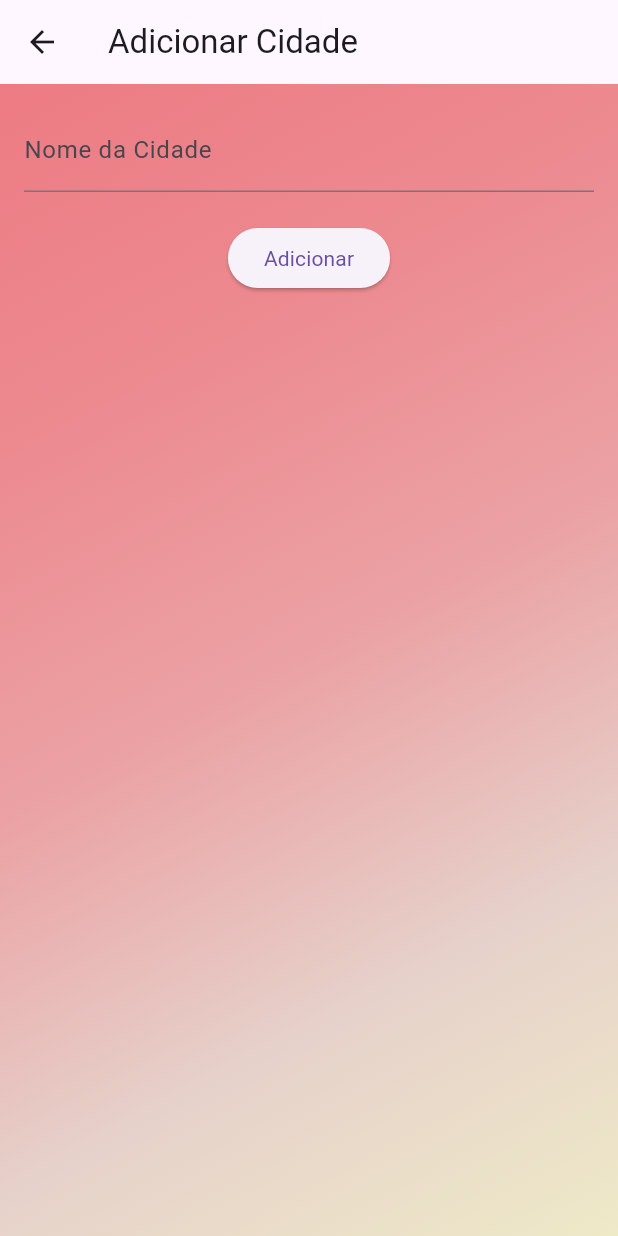
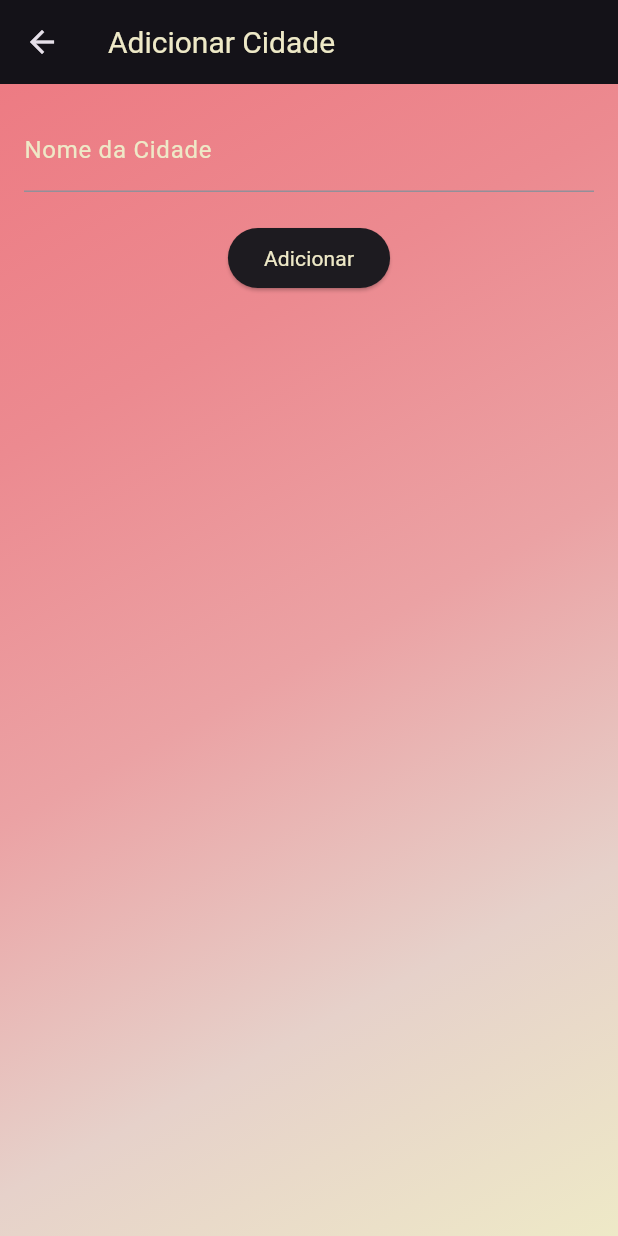
Before and after one commit to Froesv85/clima_tempo_1, a Flutter app: the HomeScreen screen opened directly, in the side drawer, after a tap on "Cidades", on a phone screen of 412 x 824 dp. Run offline on Flutter 3.47's test engine with Material 3 defaults, Android fonts, the light colour scheme and no system bars; Roboto replaces fonts that are missing (Arial).

Commit message:
Entrega_primeira_ Parte N1

```diff
--- a/lib/controllers/tema_controller.dart
+++ b/lib/controllers/tema_controller.dart
@@ -16,8 +16,7 @@ class TemaController extends ChangeNotifier {
   );
 
   // Modo de tema atual
-  ThemeMode _modoTema = ThemeMode.light;
-
+  ThemeMode _modoTema = ThemeMode.dark;
   ThemeMode get modoTema => _modoTema;
 
   // Alternar entre temas claro e escuro
@@ -30,3 +29,53 @@ class TemaController extends ChangeNotifier {
     notifyListeners();
   }
 }
+class AppTheme {
+  static const Color primaryColor = Color(0xFFED7B83);
+  static const Color secondaryColor = Color(0xFFEEE9C7);
+
+  static const TextStyle titleStyle = TextStyle(
+    fontFamily: 'Roboto',
+    fontWeight: FontWeight.bold,
+    fontSize: 24,
+    color: secondaryColor,
+  );
+
+  static const TextStyle bodyStyle = TextStyle(
+    fontFamily: 'Roboto',
+    fontSize: 16,
+    color: secondaryColor,
+  );
+
+  static ThemeData get theme {
+    return ThemeData(
+      primaryColor: primaryColor,
+      scaffoldBackgroundColor: primaryColor,
+      textTheme: TextTheme(
+        titleLarge: titleStyle,
+        bodyLarge: bodyStyle,
+      ),
+    );
+  }
+}
+class CustomTextStyle {
+  static const TextStyle titleStyle = TextStyle(
+    fontFamily: 'Arial',
+    color: Color(0xFFEEE9C7),
+    fontSize: 20,
+  );
+
+  static const TextStyle labelStyle = TextStyle(
+    fontFamily: 'Arial',
+    color: Color(0xFFEEE9C7),
+  );
+
+  static const TextStyle buttonStyle = TextStyle(
+    fontFamily: 'Arial',
+    color: Color(0xFFEEE9C7),
+  );
+
+  static const TextStyle listTileStyle = TextStyle(
+    fontFamily: 'Arial',
+    color: Color(0xFFEEE9C7),
+  );
+}
--- a/lib/screens/add_city_screen.dart
+++ b/lib/screens/add_city_screen.dart
@@ -1,4 +1,6 @@
 import 'package:flutter/material.dart';
+
+import '../controllers/tema_controller.dart';
 
 class AddCityScreen extends StatefulWidget {
   final Function(String) onAddCity;
@@ -32,7 +34,7 @@ class _AddCityScreenState extends State<AddCityScreen> {
   Widget build(BuildContext context) {
     return Scaffold(
       appBar: AppBar(
-        title: Text('Adicionar Cidade', style: TextStyle(fontFamily: 'Roboto')),
+        title: Text('Adicionar Cidade', style: CustomTextStyle.titleStyle),
       ),
       body: Container(
         decoration: BoxDecoration(
@@ -48,19 +50,22 @@ class _AddCityScreenState extends State<AddCityScreen> {
             children: <Widget>[
               TextField(
                 controller: _controller,
-                decoration: InputDecoration(labelText: 'Nome da Cidade', labelStyle: TextStyle(fontFamily: 'Roboto')),
+                decoration: InputDecoration(
+                  labelText: 'Nome da Cidade',
+                  labelStyle: CustomTextStyle.labelStyle,
+                ),
               ),
               SizedBox(height: 20),
               ElevatedButton(
                 onPressed: _addCity,
-                child: Text('Adicionar', style: TextStyle(fontFamily: 'Roboto')),
+                child: Text('Adicionar', style: CustomTextStyle.buttonStyle),
               ),
               Expanded(
                 child: ListView.builder(
                   itemCount: widget.cities.length,
                   itemBuilder: (context, index) {
                     return ListTile(
-                      title: Text(widget.cities[index], style: TextStyle(fontFamily: 'Roboto')),
+                      title: Text(widget.cities[index], style: AppTheme.titleStyle),
                       trailing: IconButton(
                         icon: Icon(Icons.delete),
                         onPressed: () => _removeCity(index),
--- a/lib/weather_data.dart
+++ b/lib/weather_data.dart
@@ -5,13 +5,12 @@ class WeatherData {
 
   static List<String> getWeatherForecast() {
     List<String> forecasts = [
-      'Domingo: ${_random.nextInt(15) + 15}°C',
       'Segunda: ${_random.nextInt(15) + 15}°C',
       'Terça: ${_random.nextInt(15) + 15}°C',
       'Quarta: ${_random.nextInt(15) + 15}°C',
       'Quinta: ${_random.nextInt(15) + 15}°C',
       'Sexta: ${_random.nextInt(15) + 15}°C',
-      'Sábado: ${_random.nextInt(15) + 15}°C',
+
     ];
     return forecasts;
   }
@@ -25,8 +24,7 @@ class WeatherData {
       'images/nublado.png',
       'images/trovoada.png',
       'images/sol_chuva.png',
-      'images/loading.png',
-    ];
+        ];
     return images[_random.nextInt(images.length)];
   }
 }
```
Also changed, not shown: lib/main.dart (+26 -7 lines), lib/screens/city_weather_screen.dart (+1 -7 lines), lib/screens/theme_selection_screen.dart (added, +41 -0 lines).
